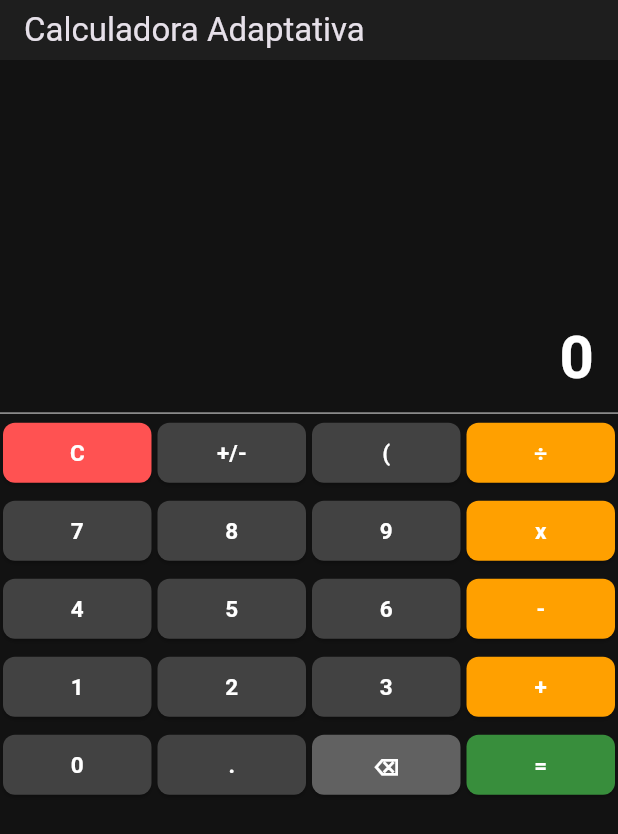
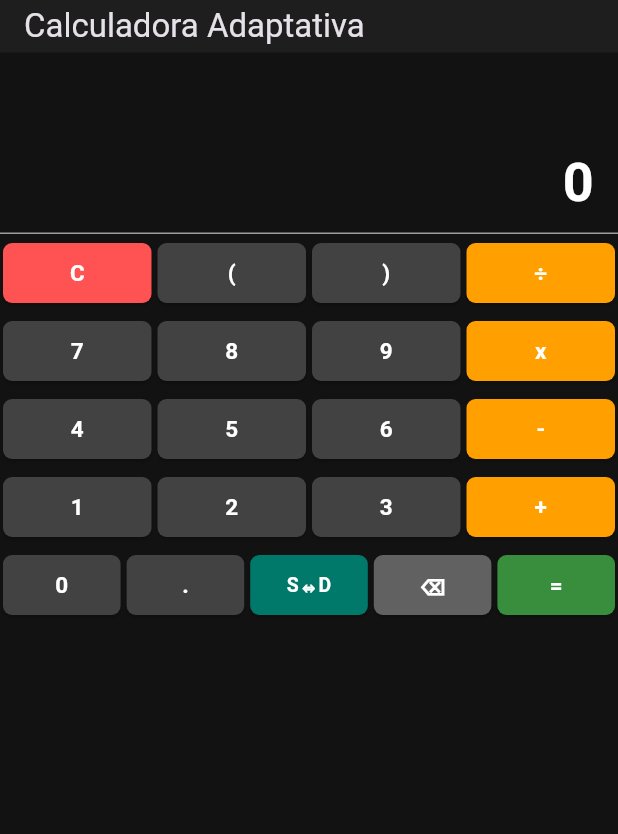
Before and after one commit to JManuel-87/Calculadora_practica, a Flutter app: the screen it shows after launch, on a phone screen of 412 x 824 dp. Shown: the top 834 px of the screen. Run offline on Flutter 3.47's test engine with Material 3 defaults, Android fonts, the phone set to English and light mode, and no system bars; our stand-ins replace math_expressions.

Commit message:
fixcorrige el diseño del landscape y añade boton de cierre de parentesis para operaciones mas complejas, tambien como s/

```diff
--- a/lib/main.dart
+++ b/lib/main.dart
@@ -32,18 +32,25 @@ class CalculadoraHome extends StatefulWidget {
 class _CalculadoraHomeState extends State<CalculadoraHome> {
   String _expression = "";
   String _result = "0";
+  double _lastNumericResult = 0.0;
+  bool _showFraction = false;
 
   void _buttonPressed(String buttonText) {
     setState(() {
       if (buttonText == "C") {
         _expression = "";
         _result = "0";
+        _lastNumericResult = 0.0;
+        _showFraction = false;
       } else if (buttonText == "⌫") {
         if (_expression.isNotEmpty) {
           _expression = _expression.substring(0, _expression.length - 1);
         }
       } else if (buttonText == "=") {
         _calculateResult();
+      } else if (buttonText == "S⇔D") {
+        _showFraction = !_showFraction;
+        _updateResultDisplay();
       } else if (buttonText == "+/-") {
         if (_expression.isNotEmpty) {
           if (_expression.startsWith("-")) {
@@ -65,7 +72,7 @@ class _CalculadoraHomeState extends State<CalculadoraHome> {
   void _calculateResult() {
     String finalExpression = _expression;
 
-    // 1. Auto-cerrado de paréntesis si el usuario olvidó cerrar la función
+    // 1. Auto-cerrado de paréntesis faltantes
     int openBrackets = '('.allMatches(finalExpression).length;
     int closeBrackets = ')'.allMatches(finalExpression).length;
     while (openBrackets > closeBrackets) {
@@ -78,7 +85,6 @@ class _CalculadoraHomeState extends State<CalculadoraHome> {
     finalExpression = finalExpression.replaceAll('÷', '/');
     finalExpression = finalExpression.replaceAll('π', '3.141592653589793');
     finalExpression = finalExpression.replaceAll('√', 'sqrt');
-    finalExpression = finalExpression.replaceAll('ln(', 'ln(');
 
     try {
       Parser p = Parser();
@@ -86,12 +92,9 @@ class _CalculadoraHomeState extends State<CalculadoraHome> {
       ContextModel cm = ContextModel();
       double eval = exp.evaluate(EvaluationType.REAL, cm);
 
-      setState(() {
-        _result = eval.toString();
-        if (_result.endsWith('.0')) {
-          _result = _result.substring(0, _result.length - 2);
-        }
-      });
+      _lastNumericResult = eval;
+      _showFraction = false;
+      _updateResultDisplay();
     } catch (e) {
       setState(() {
         _result = "Error";
@@ -99,10 +102,56 @@ class _CalculadoraHomeState extends State<CalculadoraHome> {
     }
   }
 
+  void _updateResultDisplay() {
+    setState(() {
+      if (_showFraction) {
+        _result = _toFraction(_lastNumericResult);
+      } else {
+        _result = _lastNumericResult.toString();
+        if (_result.endsWith('.0')) {
+          _result = _result.substring(0, _result.length - 2);
+        }
+      }
+    });
+  }
+
+  String _toFraction(double value) {
+    if (value.isNaN || value.isInfinite) return "Error";
+    if ((value - 3.141592653589793).abs() < 0.001) return "π";
+    if ((value - 0.7071067811865476).abs() < 0.001) return "√2 / 2";
+    if ((value - 0.5).abs() < 0.0001) return "1/2";
+    if ((value - 0.8660254037844386).abs() < 0.0001) return "√3 / 2";
+
+    int sign = value < 0 ? -1 : 1;
+    value = value.abs();
+    int whole = value.floor();
+    double frac = value - whole;
+    if (frac < 1e-4) return "${sign * whole}";
+
+    int bestNum = 1;
+    int bestDen = 1;
+    double bestErr = 1.0;
+    for (int d = 1; d <= 100; d++) {
+      int n = (frac * d).round();
+      double err = (frac - n / d).abs();
+      if (err < bestErr) {
+        bestErr = err;
+        bestNum = n;
+        bestDen = d;
+      }
+    }
+    if (bestErr < 0.001 && bestDen > 1) {
+      int totalNum = whole * bestDen + bestNum;
+      return "${sign * totalNum}/$bestDen";
+    }
+    return value.toStringAsFixed(6);
+  }
+
   Widget _buildButton(
     String text,
     Color color, {
     Color textColor = Colors.white,
+    double fontSize = 15.0,
   }) {
     return Expanded(
       child: Padding(
@@ -110,18 +159,18 @@ class _CalculadoraHomeState extends State<CalculadoraHome> {
         child: ElevatedButton(
           style: ElevatedButton.styleFrom(
             backgroundColor: color,
-            padding: const EdgeInsets.symmetric(vertical: 8.0),
+            padding: const EdgeInsets.symmetric(vertical: 6.0),
             shape: RoundedRectangleBorder(
-              borderRadius: BorderRadius.circular(8.0),
+              borderRadius: BorderRadius.circular(6.0),
             ),
           ),
           onPressed: () => _buttonPressed(text),
           child: Text(
             text,
-            style: const TextStyle(
-              fontSize: 15.0,
+            style: TextStyle(
+              fontSize: fontSize,
               fontWeight: FontWeight.bold,
-              color: Colors.white,
+              color: textColor,
             ),
           ),
         ),
@@ -135,18 +184,17 @@ class _CalculadoraHomeState extends State<CalculadoraHome> {
       appBar: AppBar(
         title: const Text('Calculadora Adaptativa'),
         backgroundColor: const Color(0xFF1E1E1E),
-        toolbarHeight: 40,
+        toolbarHeight: 35,
       ),
       body: OrientationBuilder(
         builder: (context, orientation) {
           bool isLandscape = orientation == Orientation.landscape;
 
-          return Column(
+          Widget calculatorBody = Column(
             children: <Widget>[
-              // Pantalla de resultados expandida proporcionalmente
-              Expanded(
-                flex: isLandscape ? 2 : 3,
-                child: Container(
+              // Pantalla de resultados
+              Container(
+                height: isLandscape ? 70 : 120,
                 alignment: Alignment.bottomRight,
                 padding: const EdgeInsets.symmetric(
                   horizontal: 16,
@@ -162,7 +210,7 @@ class _CalculadoraHomeState extends State<CalculadoraHome> {
                       child: Text(
                         _expression,
                         style: TextStyle(
-                            fontSize: isLandscape ? 18.0 : 24.0,
+                          fontSize: isLandscape ? 16.0 : 22.0,
                           color: Colors.grey,
                         ),
                       ),
@@ -171,7 +219,7 @@ class _CalculadoraHomeState extends State<CalculadoraHome> {
                     Text(
                       _result,
                       style: TextStyle(
-                          fontSize: isLandscape ? 28.0 : 40.0,
+                        fontSize: isLandscape ? 24.0 : 36.0,
                         fontWeight: FontWeight.bold,
                         color: Colors.white,
                       ),
@@ -179,15 +227,21 @@ class _CalculadoraHomeState extends State<CalculadoraHome> {
                   ],
                 ),
               ),
-              ),
               const Divider(color: Colors.grey, height: 1),
 
-              // Teclado adaptativo
+              // Panel de Teclado envuelto en Expanded flexible y SingleChildScrollView para cero desbordamiento
               Expanded(
-                flex: isLandscape ? 5 : 7,
+                child: LayoutBuilder(
+                  builder: (context, constraints) {
+                    return SingleChildScrollView(
+                      child: ConstrainedBox(
+                        constraints: BoxConstraints(
+                          minHeight: constraints.maxHeight,
+                        ),
+                        child: IntrinsicHeight(
                           child: Row(
                             children: [
-                    // Panel científico (solo en modo landscape)
+                              // Panel científico (solo en landscape)
                               if (isLandscape)
                                 Expanded(
                                   flex: 1,
@@ -195,35 +249,72 @@ class _CalculadoraHomeState extends State<CalculadoraHome> {
                                     children: [
                                       Row(
                                         children: [
-                                _buildButton("sin(", Colors.blueGrey),
-                                _buildButton("cos(", Colors.blueGrey),
-                              ],
+                                          _buildButton(
+                                            "sin(",
+                                            Colors.blueGrey,
+                                            fontSize: 13,
                                           ),
-                            Row(
-                              children: [
-                                _buildButton("tan(", Colors.blueGrey),
-                                _buildButton("√(", Colors.blueGrey),
-                              ],
+                                          _buildButton(
+                                            "cos(",
+                                            Colors.blueGrey,
+                                            fontSize: 13,
                                           ),
-                            Row(
-                              children: [
-                                _buildButton("^", Colors.blueGrey),
-                                _buildButton("π", Colors.blueGrey),
-                              ],
-                            ),
-                            Row(
-                              children: [
-                                _buildButton("log(", Colors.blueGrey),
-                                _buildButton("ln(", Colors.blueGrey),
                                         ],
                                       ),
                                       Row(
                                         children: [
                                           _buildButton(
+                                            "tan(",
+                                            Colors.blueGrey,
+                                            fontSize: 13,
+                                          ),
+                                          _buildButton(
+                                            "√(",
+                                            Colors.blueGrey,
+                                            fontSize: 13,
+                                          ),
+                                        ],
+                                      ),
+                                      Row(
+                                        children: [
+                                          _buildButton(
+                                            "^",
+                                            Colors.blueGrey,
+                                            fontSize: 13,
+                                          ),
+                                          _buildButton(
+                                            "π",
+                                            Colors.blueGrey,
+                                            fontSize: 13,
+                                          ),
+                                        ],
+                                      ),
+                                      Row(
+                                        children: [
+                                          _buildButton(
+                                            "log(",
+                                            Colors.blueGrey,
+                                            fontSize: 13,
+                                          ),
+                                          _buildButton(
+                                            "ln(",
+                                            Colors.blueGrey,
+                                            fontSize: 13,
+                                          ),
+                                        ],
+                                      ),
+                                      Row(
+                                        children: [
+                                          _buildButton(
+                                            "(",
+                                            Colors.blueGrey.shade700,
+                                            fontSize: 13,
+                                          ),
+                                          _buildButton(
                                             ")",
                                             Colors.blueGrey.shade700,
-                                ), // Botón de paréntesis de cierre
-                                _buildButton("(", Colors.blueGrey.shade700),
+                                            fontSize: 13,
+                                          ),
                                         ],
                                       ),
                                     ],
@@ -237,9 +328,12 @@ class _CalculadoraHomeState extends State<CalculadoraHome> {
                                     Row(
                                       children: [
                                         _buildButton("C", Colors.redAccent),
-                              _buildButton("+/-", Colors.grey.shade800),
                                         _buildButton("(", Colors.grey.shade800),
-                              _buildButton("÷", Colors.amber.shade700),
+                                        _buildButton(")", Colors.grey.shade800),
+                                        _buildButton(
+                                          "÷",
+                                          Colors.amber.shade700,
+                                        ),
                                       ],
                                     ),
                                     Row(
@@ -247,7 +341,10 @@ class _CalculadoraHomeState extends State<CalculadoraHome> {
                                         _buildButton("7", Colors.grey.shade800),
                                         _buildButton("8", Colors.grey.shade800),
                                         _buildButton("9", Colors.grey.shade800),
-                              _buildButton("x", Colors.amber.shade700),
+                                        _buildButton(
+                                          "x",
+                                          Colors.amber.shade700,
+                                        ),
                                       ],
                                     ),
                                     Row(
@@ -255,7 +352,10 @@ class _CalculadoraHomeState extends State<CalculadoraHome> {
                                         _buildButton("4", Colors.grey.shade800),
                                         _buildButton("5", Colors.grey.shade800),
                                         _buildButton("6", Colors.grey.shade800),
-                              _buildButton("-", Colors.amber.shade700),
+                                        _buildButton(
+                                          "-",
+                                          Colors.amber.shade700,
+                                        ),
                                       ],
                                     ),
                                     Row(
@@ -263,15 +363,26 @@ class _CalculadoraHomeState extends State<CalculadoraHome> {
                                         _buildButton("1", Colors.grey.shade800),
                                         _buildButton("2", Colors.grey.shade800),
                                         _buildButton("3", Colors.grey.shade800),
-                              _buildButton("+", Colors.amber.shade700),
+                                        _buildButton(
+                                          "+",
+                                          Colors.amber.shade700,
+                                        ),
                                       ],
                                     ),
                                     Row(
                                       children: [
                                         _buildButton("0", Colors.grey.shade800),
                                         _buildButton(".", Colors.grey.shade800),
+                                        _buildButton(
+                                          "S⇔D",
+                                          Colors.teal.shade700,
+                                          fontSize: 13,
+                                        ),
                                         _buildButton("⌫", Colors.grey.shade700),
-                              _buildButton("=", Colors.green.shade700),
+                                        _buildButton(
+                                          "=",
+                                          Colors.green.shade700,
+                                        ),
                                       ],
                                     ),
                                   ],
@@ -280,8 +391,15 @@ class _CalculadoraHomeState extends State<CalculadoraHome> {
                             ],
                           ),
                         ),
+                      ),
+                    );
+                  },
+                ),
+              ),
             ],
           );
+
+          return calculatorBody;
         },
       ),
     );
```
Lines whose indentation alone changed are shown as unchanged.
